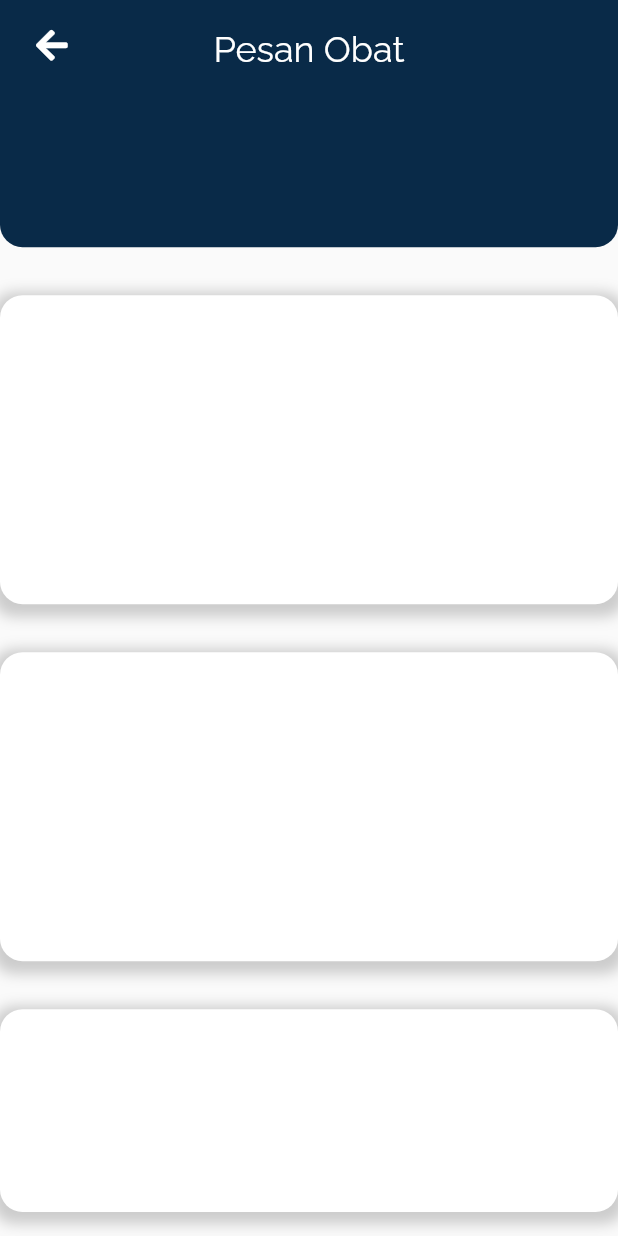
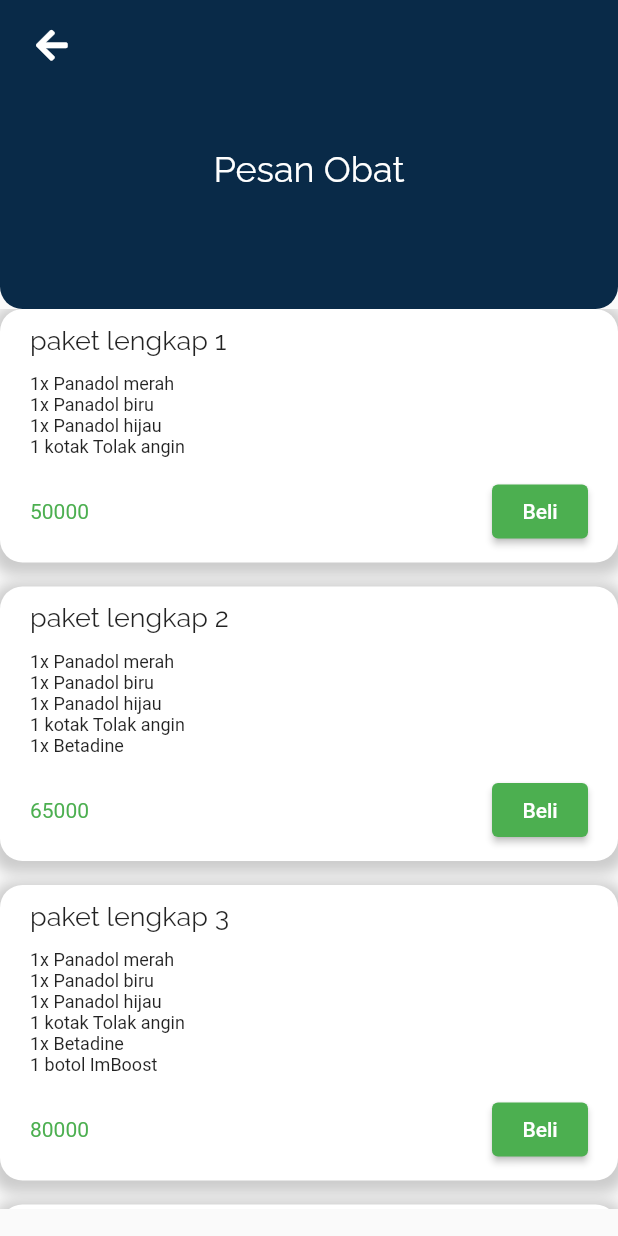
Before and after one commit to yusufkarbackk/yo2urs, a Flutter app: the MedicineOrderScreen screen opened directly, on a phone screen of 412 x 824 dp. Run offline on Flutter 3.47's test engine with Material 2 defaults, Android fonts, the phone set to English and light mode, and no system bars; our stand-ins replace another_flushbar, cloud_firestore, email_validator, firebase_auth, firebase_core, flutter_spinkit and 2 more; accounts and stored records are empty.

Commit message:
selesai membuat medicine detail screen

```diff
--- /dev/null
+++ b/lib/models/Medicine.dart
@@ -0,0 +1,115 @@
+part of 'Models.dart';
+
+class Medicine {
+  final String packageName;
+  final List<String> medicines;
+  final int price;
+
+  Medicine(
+      {required this.packageName,
+      required this.medicines,
+      required this.price});
+}
+
+List<Medicine> medicines = [
+  Medicine(
+      packageName: "paket lengkap 1",
+      medicines: [
+        '1x Panadol merah',
+        '1x Panadol biru',
+        '1x Panadol hijau',
+        '1 kotak Tolak angin'
+      ],
+      price: 50000),
+  Medicine(
+      packageName: "paket lengkap 2",
+      medicines: [
+        '1x Panadol merah',
+        '1x Panadol biru',
+        '1x Panadol hijau',
+        '1 kotak Tolak angin',
+        '1x Betadine'
+      ],
+      price: 65000),
+  Medicine(
+      packageName: "paket lengkap 3",
+      medicines: [
+        '1x Panadol merah',
+        '1x Panadol biru',
+        '1x Panadol hijau',
+        '1 kotak Tolak angin',
+        '1x Betadine',
+        '1 botol ImBoost'
+      ],
+      price: 80000),
+  Medicine(
+      packageName: "paket lengkap 4",
+      medicines: [
+        '1x Panadol merah',
+        '1x Panadol biru',
+        '1x Panadol hijau',
+        '1 kotak Tolak angin',
+        '1x Betadine',
+        '1 botol ImBoost',
+        '1 botol CDR'
+      ],
+      price: 100000),
+  Medicine(
+      packageName: "paket lengkap 5",
+      medicines: [
+        '1x Panadol merah',
+        '1x Panadol biru',
+        '1x Panadol hijau',
+        '1 kotak Tolak angin',
+        '1x Betadine',
+        '1 botol ImBoost',
+        '1 botol CDR',
+        '2x susu Bear brand'
+      ],
+      price: 130000),
+  Medicine(
+      packageName: "paket lengkap 6",
+      medicines: [
+        '1x Panadol merah',
+        '1x Panadol biru',
+        '1x Panadol hijau',
+        '1 kotak Tolak angin',
+        '1x Betadine',
+        '1 botol ImBoost',
+        '1 botol CDR',
+        '2x susu Bear brand',
+        '1 botol vitamin C'
+      ],
+      price: 160000),
+  Medicine(
+      packageName: "paket lengkap 6",
+      medicines: [
+        '1x Panadol merah',
+        '1x Panadol biru',
+        '1x Panadol hijau',
+        '1 kotak Tolak angin',
+        '1x Betadine',
+        '1 botol ImBoost',
+        '1 botol CDR',
+        '2x susu Bear brand',
+        '1 botol vitamin C',
+        '2x botol madu'
+      ],
+      price: 160000),
+  Medicine(
+      packageName: "paket lengkap 7",
+      medicines: [
+        '1x Panadol merah',
+        '1x Panadol biru',
+        '1x Panadol hijau',
+        '1 kotak Tolak angin',
+        '1x Betadine',
+        '1 botol ImBoost',
+        '1 botol CDR',
+        '2x susu Bear brand',
+        '1 botol vitamin C',
+        '2x botol madu',
+        '2 box masker'
+      ],
+      price: 200000)
+];
--- a/lib/models/Models.dart
+++ b/lib/models/Models.dart
@@ -1 +1,2 @@
 part 'YoursUser.dart';
+part 'Medicine.dart';
--- a/lib/screens/MedicineOrderScreen.dart
+++ b/lib/screens/MedicineOrderScreen.dart
@@ -7,28 +7,33 @@ class MedicineOrderScreen extends StatelessWidget {
   Widget build(BuildContext context) {
     return SafeArea(
         child: Scaffold(
-      body: CustomScrollView(slivers: [
-        SliverFillRemaining(
-          hasScrollBody: false,
+      body: SingleChildScrollView(
+        child: Container(
+          height: MediaQuery.of(context).size.height,
+          padding: EdgeInsets.only(bottom: 18),
           child: Column(
             children: [
-              Stack(
-                children: [
               Container(
-                      margin: EdgeInsets.only(bottom: 16),
                 width: MediaQuery.of(context).size.width,
-                      height: MediaQuery.of(context).size.height / 5,
+                height: MediaQuery.of(context).size.height * 0.25,
                 decoration: BoxDecoration(
                     color: kPrussanBlue,
                     borderRadius: BorderRadius.only(
                       bottomLeft: Radius.circular(15),
                       bottomRight: Radius.circular(15),
-                          ))),
+                    )),
+                child: Stack(
+                  children: [
                     Padding(
                         padding:
                             EdgeInsets.symmetric(horizontal: 24, vertical: 18),
+                        child: GestureDetector(
+                          onTap: () {
+                            Navigator.pop(context);
+                          },
                           child: FaIcon(FontAwesomeIcons.arrowLeft,
-                          color: Colors.white)),
+                              color: Colors.white),
+                        )),
                     Align(
                       alignment: Alignment.center,
                       child: Padding(
@@ -38,74 +43,62 @@ class MedicineOrderScreen extends StatelessWidget {
                           style: kMainText.copyWith(color: Colors.white),
                         ),
                       ),
+                    ),
+                  ],
+                ),
+              ),
+              Expanded(
+                child: Container(
+                  child: ListView.builder(
+                      itemCount: medicines.length,
+                      itemBuilder: (context, index) {
+                        final medicine = medicines[index];
+                        final List<Widget> medicineItems = [];
+                        for (var item in medicine.medicines) {
+                          medicineItems.add(Text(item,
+                              style: kSeccondText.copyWith(fontSize: 12)));
+                        }
+
+                        return MedicineDetailWidget(
+                            child: Column(
+                          crossAxisAlignment: CrossAxisAlignment.start,
+                          children: [
+                            Text(medicine.packageName,
+                                style: kMainText.copyWith(fontSize: 18)),
+                            SizedBox(
+                              height: 12,
+                            ),
+                            Column(
+                              crossAxisAlignment: CrossAxisAlignment.start,
+                              children: medicineItems,
+                            ),
+                            SizedBox(
+                              height: 12,
+                            ),
+                            Row(
+                                mainAxisAlignment:
+                                    MainAxisAlignment.spaceBetween,
+                                children: [
+                                  Text('${medicine.price}',
+                                      style: kSeccondText.copyWith(
+                                          fontSize: 14, color: Colors.green)),
+                                  ElevatedButton(
+                                      style: ElevatedButton.styleFrom(
+                                          primary: Colors.green),
+                                      onPressed: () {},
+                                      child: Center(
+                                        child: Text('Beli'),
+                                      ))
+                                ])
+                          ],
+                        ));
+                      }),
+                ),
               )
             ],
           ),
-              Container(
-                  padding: EdgeInsets.symmetric(horizontal: 20),
-                  margin: EdgeInsets.symmetric(vertical: 16),
-                  width: MediaQuery.of(context).size.width,
-                  height: MediaQuery.of(context).size.width / 2,
-                  decoration: BoxDecoration(
-                      color: Colors.white,
-                      boxShadow: [
-                        BoxShadow(
-                          color: Colors.grey.withOpacity(0.5),
-                          spreadRadius: 5,
-                          blurRadius: 7,
-                          offset: Offset(0, 3),
-                        )
-                      ],
-                      borderRadius: BorderRadius.only(
-                          bottomLeft: Radius.circular(15),
-                          bottomRight: Radius.circular(15),
-                          topLeft: Radius.circular(15),
-                          topRight: Radius.circular(15)))),
-              Container(
-                  height: MediaQuery.of(context).size.width / 2,
-                  padding: EdgeInsets.symmetric(horizontal: 20),
-                  margin: EdgeInsets.symmetric(vertical: 16),
-                  width: MediaQuery.of(context).size.width,
-                  decoration: BoxDecoration(
-                      color: Colors.white,
-                      boxShadow: [
-                        BoxShadow(
-                          color: Colors.grey.withOpacity(0.5),
-                          spreadRadius: 5,
-                          blurRadius: 7,
-                          offset: Offset(0, 3),
-                        )
-                      ],
-                      borderRadius: BorderRadius.only(
-                          bottomLeft: Radius.circular(15),
-                          bottomRight: Radius.circular(15),
-                          topLeft: Radius.circular(15),
-                          topRight: Radius.circular(15)))),
-              Expanded(
-                child: Container(
-                    padding: EdgeInsets.symmetric(horizontal: 20),
-                    margin: EdgeInsets.symmetric(vertical: 16),
-                    width: MediaQuery.of(context).size.width,
-                    decoration: BoxDecoration(
-                        color: Colors.white,
-                        boxShadow: [
-                          BoxShadow(
-                            color: Colors.grey.withOpacity(0.5),
-                            spreadRadius: 5,
-                            blurRadius: 7,
-                            offset: Offset(0, 3),
-                          )
-                        ],
-                        borderRadius: BorderRadius.only(
-                            bottomLeft: Radius.circular(15),
-                            bottomRight: Radius.circular(15),
-                            topLeft: Radius.circular(15),
-                            topRight: Radius.circular(15)))),
-              )
-            ],
         ),
-        )
-      ]),
+      ),
     ));
   }
 }
--- /dev/null
+++ b/lib/widgets/MedicineDetailWidget.dart
@@ -0,0 +1,29 @@
+part of 'Widgets.dart';
+
+class MedicineDetailWidget extends StatelessWidget {
+  final Widget child;
+  MedicineDetailWidget({required this.child});
+  @override
+  Widget build(BuildContext context) {
+    return Container(
+      padding: EdgeInsets.symmetric(horizontal: 20, vertical: 10),
+      margin: EdgeInsets.only(bottom: 16),
+      decoration: BoxDecoration(
+          color: Colors.white,
+          boxShadow: [
+            BoxShadow(
+              color: Colors.grey.withOpacity(0.5),
+              spreadRadius: 5,
+              blurRadius: 7,
+              offset: Offset(0, 3),
+            )
+          ],
+          borderRadius: BorderRadius.only(
+              bottomLeft: Radius.circular(15),
+              bottomRight: Radius.circular(15),
+              topLeft: Radius.circular(15),
+              topRight: Radius.circular(15))),
+      child: child,
+    );
+  }
+}
--- a/lib/widgets/Widgets.dart
+++ b/lib/widgets/Widgets.dart
@@ -1,6 +1,6 @@
 import 'package:flutter/material.dart';
 import 'package:yo2urs/shared/Constants.dart';
-import 'package:yo2urs/screens/Screens.dart';
 
 part 'AuthTextField.dart';
 part 'ActivityWidget.dart';
+part 'MedicineDetailWidget.dart';
```
Lines whose indentation alone changed are shown as unchanged.
